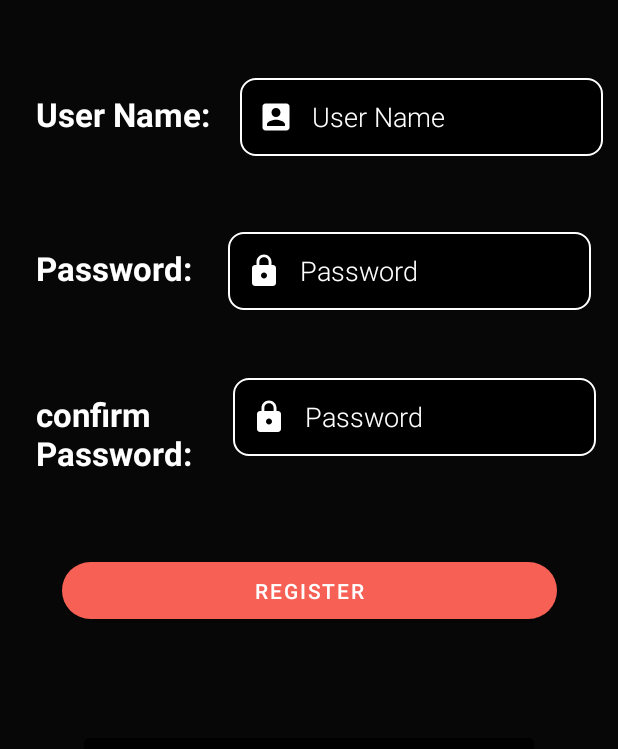
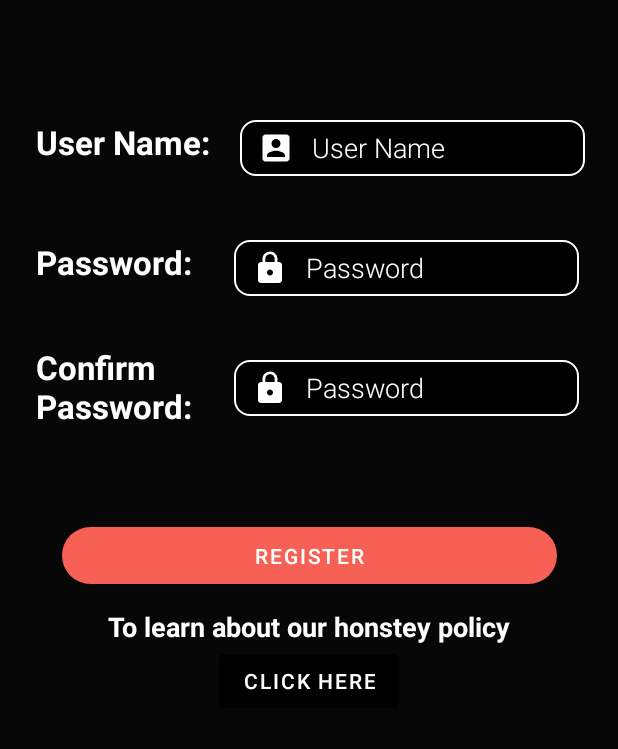
Before and after one commit to Shimoco7/Poll-It, an Android app: the FragmentRegister screen opened through its navigation route, on a phone screen of 412 x 824 dp, the part 369-1118 px from its top. Run offline under Robolectric (Android 15) with nearby library versions, the phone set to English and light mode, and no system bars.

Commit message:
Register fix

```diff
--- a/app/src/main/res/layout/fragment_register.xml
+++ b/app/src/main/res/layout/fragment_register.xml
@@ -4,14 +4,55 @@
     xmlns:tools="http://schemas.android.com/tools"
     android:layout_width="match_parent"
     android:layout_height="match_parent"
-    android:background="#070707">
+    android:background="#070707"
+    android:visibility="visible">
 
     <EditText
-        android:id="@+id/Register_txt_username"
-        android:layout_width="242dp"
-        android:layout_height="52dp"
-        android:layout_marginStart="12dp"
-        android:layout_marginTop="52dp"
+        android:id="@+id/register_input_password"
+        android:layout_width="230dp"
+        android:layout_height="37dp"
+        android:layout_marginTop="160dp"
+        android:layout_marginEnd="10dp"
+        android:background="@drawable/custom_input"
+        android:drawableStart="@drawable/ic_password"
+        android:drawablePadding="12dp"
+        android:ems="10"
+        android:fontFamily="sans-serif-light"
+        android:inputType="textPersonName"
+        android:paddingStart="12dp"
+        android:paddingEnd="12dp"
+        android:text="Password"
+        android:textColor="@color/white"
+        app:layout_constraintEnd_toEndOf="parent"
+        app:layout_constraintStart_toEndOf="@+id/register_password_tv"
+        app:layout_constraintTop_toBottomOf="@+id/register_logo" />
+
+    <EditText
+        android:id="@+id/register_input_confirmpassword"
+        android:layout_width="230dp"
+        android:layout_height="37dp"
+        android:layout_marginTop="240dp"
+        android:layout_marginEnd="10dp"
+        android:background="@drawable/custom_input"
+        android:drawableStart="@drawable/ic_password"
+        android:drawablePadding="12dp"
+        android:ems="10"
+        android:fontFamily="sans-serif-light"
+        android:inputType="textPersonName"
+        android:paddingStart="12dp"
+        android:paddingEnd="12dp"
+        android:text="Password"
+        android:textColor="@color/white"
+        app:layout_constraintEnd_toEndOf="parent"
+        app:layout_constraintStart_toEndOf="@+id/register_password_tv"
+        app:layout_constraintTop_toBottomOf="@+id/register_logo" />
+
+    <EditText
+        android:id="@+id/register_input_username"
+        android:layout_width="230dp"
+        android:layout_height="37dp"
+        android:layout_marginTop="80dp"
+        android:layout_marginEnd="10dp"
         android:background="@drawable/custom_input"
         android:drawableStart="@drawable/ic_account"
         android:drawablePadding="12dp"
@@ -22,44 +63,9 @@
         android:paddingEnd="12dp"
         android:text="User Name"
         android:textColor="@color/white"
+        app:layout_constraintEnd_toEndOf="parent"
         app:layout_constraintStart_toEndOf="@+id/register_email_tv"
         app:layout_constraintTop_toBottomOf="@+id/register_logo" />
-
-    <EditText
-        android:id="@+id/register_txt_password"
-        android:layout_width="242dp"
-        android:layout_height="52dp"
-        android:layout_marginStart="12dp"
-        android:background="@drawable/custom_input"
-        android:drawableStart="@drawable/ic_password"
-        android:drawablePadding="12dp"
-        android:ems="10"
-        android:fontFamily="sans-serif-light"
-        android:inputType="textPersonName"
-        android:paddingStart="12dp"
-        android:paddingEnd="12dp"
-        android:text="Password"
-        android:textColor="@color/white"
-        app:layout_constraintBaseline_toBaselineOf="@+id/register_password_tv"
-        app:layout_constraintStart_toEndOf="@+id/register_password_tv" />
-
-    <EditText
-        android:id="@+id/register_txt_confirmpassword"
-        android:layout_width="242dp"
-        android:layout_height="52dp"
-        android:layout_marginStart="16dp"
-        android:background="@drawable/custom_input"
-        android:drawableStart="@drawable/ic_password"
-        android:drawablePadding="12dp"
-        android:ems="10"
-        android:fontFamily="sans-serif-light"
-        android:inputType="textPersonName"
-        android:paddingStart="12dp"
-        android:paddingEnd="12dp"
-        android:text="Password"
-        android:textColor="@color/white"
-        app:layout_constraintBaseline_toBaselineOf="@+id/register_confirm_tv"
-        app:layout_constraintStart_toEndOf="@+id/register_confirm_tv" />
 
     <ImageView
         android:id="@+id/register_logo"
@@ -74,9 +80,9 @@
     <TextView
         android:id="@+id/register_email_tv"
         android:layout_width="124dp"
-        android:layout_height="56dp"
+        android:layout_height="0dp"
         android:layout_marginStart="24dp"
-        android:layout_marginTop="48dp"
+        android:layout_marginTop="80dp"
         android:fontFamily="sans-serif"
         android:gravity="center_vertical"
         android:text="User Name:"
@@ -88,56 +94,69 @@
         app:layout_constraintTop_toBottomOf="@+id/register_logo" />
 
     <TextView
+        android:id="@+id/register_about_text"
+        android:layout_width="325dp"
+        android:layout_height="0dp"
+        android:layout_marginTop="10dp"
+        android:fontFamily="sans-serif"
+        android:gravity="center"
+        android:text="To learn about our honstey policy"
+        android:textColor="@color/white"
+        android:textIsSelectable="false"
+        android:textSize="18dp"
+        android:textStyle="bold"
+        app:layout_constraintEnd_toEndOf="parent"
+        app:layout_constraintStart_toStartOf="parent"
+        app:layout_constraintTop_toBottomOf="@+id/register_btn" />
+
+    <TextView
         android:id="@+id/register_confirm_tv"
         android:layout_width="115dp"
-        android:layout_height="72dp"
+        android:layout_height="0dp"
         android:layout_marginStart="24dp"
-        android:layout_marginTop="40dp"
+        android:layout_marginTop="230dp"
         android:gravity="center_vertical"
-        android:text="confirm Password:"
+        android:text="Confirm Password:"
         android:textColor="@color/white"
         android:textSize="22dp"
         android:textStyle="bold"
         app:layout_constraintStart_toStartOf="parent"
-        app:layout_constraintTop_toBottomOf="@+id/register_password_tv" />
+        app:layout_constraintTop_toBottomOf="@+id/register_logo" />
 
     <TextView
         android:id="@+id/register_password_tv"
         android:layout_width="116dp"
-        android:layout_height="69dp"
+        android:layout_height="0dp"
         android:layout_marginStart="24dp"
-        android:layout_marginTop="40dp"
-        android:layout_marginBottom="56dp"
+        android:layout_marginTop="160dp"
         android:gravity="center_vertical"
         android:text="Password:"
         android:textColor="@color/white"
         android:textSize="22dp"
         android:textStyle="bold"
-        app:layout_constraintBottom_toTopOf="@+id/register_confirm_tv"
         app:layout_constraintStart_toStartOf="parent"
-        app:layout_constraintTop_toBottomOf="@+id/register_email_tv" />
+        app:layout_constraintTop_toBottomOf="@+id/register_logo" />
 
     <Button
         android:id="@+id/register_btn"
         android:layout_width="330dp"
         android:layout_height="50dp"
-        android:layout_marginBottom="24dp"
+        android:layout_marginTop="60dp"
         android:text="Register"
         app:cornerRadius="37sp"
-        app:layout_constraintBottom_toTopOf="@+id/register_about_btn"
         app:layout_constraintEnd_toEndOf="parent"
         app:layout_constraintStart_toStartOf="parent"
         app:layout_constraintTop_toBottomOf="@+id/register_confirm_tv" />
 
     <Button
-        android:id="@+id/register_about_btn"
-        android:layout_width="300dp"
-        android:layout_height="60dp"
-        android:layout_marginBottom="32dp"
-        android:backgroundTint="@color/black"
-        app:layout_constraintBottom_toBottomOf="parent"
+        android:id="@+id/button"
+        android:layout_width="wrap_content"
+        android:layout_height="wrap_content"
+        android:backgroundTint="#000000"
+        android:text="CLICK HERE"
         app:layout_constraintEnd_toEndOf="parent"
+        app:layout_constraintHorizontal_bias="0.5"
         app:layout_constraintStart_toStartOf="parent"
-        tools:text="To learn about our honstey policy click here" />
+        app:layout_constraintTop_toBottomOf="@+id/register_about_text" />
 
 </androidx.constraintlayout.widget.ConstraintLayout>
--- a/app/src/main/res/layout/fragment_signin.xml
+++ b/app/src/main/res/layout/fragment_signin.xml
@@ -61,10 +61,10 @@
         app:layout_constraintEnd_toEndOf="parent"
         app:layout_constraintHorizontal_bias="0.496"
         app:layout_constraintStart_toStartOf="parent"
-        app:layout_constraintTop_toBottomOf="@+id/sign_txt_password" />
+        app:layout_constraintTop_toBottomOf="@+id/sign_input_password" />
 
     <EditText
-        android:id="@+id/sign_txt_username"
+        android:id="@+id/sign_input_username"
         android:layout_width="263dp"
         android:layout_height="35dp"
         android:layout_marginTop="160dp"
@@ -85,7 +85,7 @@
         app:layout_constraintTop_toBottomOf="@+id/sign_logo" />
 
     <EditText
-        android:id="@+id/sign_txt_password"
+        android:id="@+id/sign_input_password"
         android:layout_width="260dp"
         android:layout_height="35dp"
         android:layout_marginTop="40dp"
@@ -103,6 +103,6 @@
         app:layout_constraintEnd_toEndOf="parent"
         app:layout_constraintHorizontal_bias="0.765"
         app:layout_constraintStart_toStartOf="parent"
-        app:layout_constraintTop_toBottomOf="@+id/sign_txt_username" />
+        app:layout_constraintTop_toBottomOf="@+id/sign_input_username" />
 
 </androidx.constraintlayout.widget.ConstraintLayout>
```
